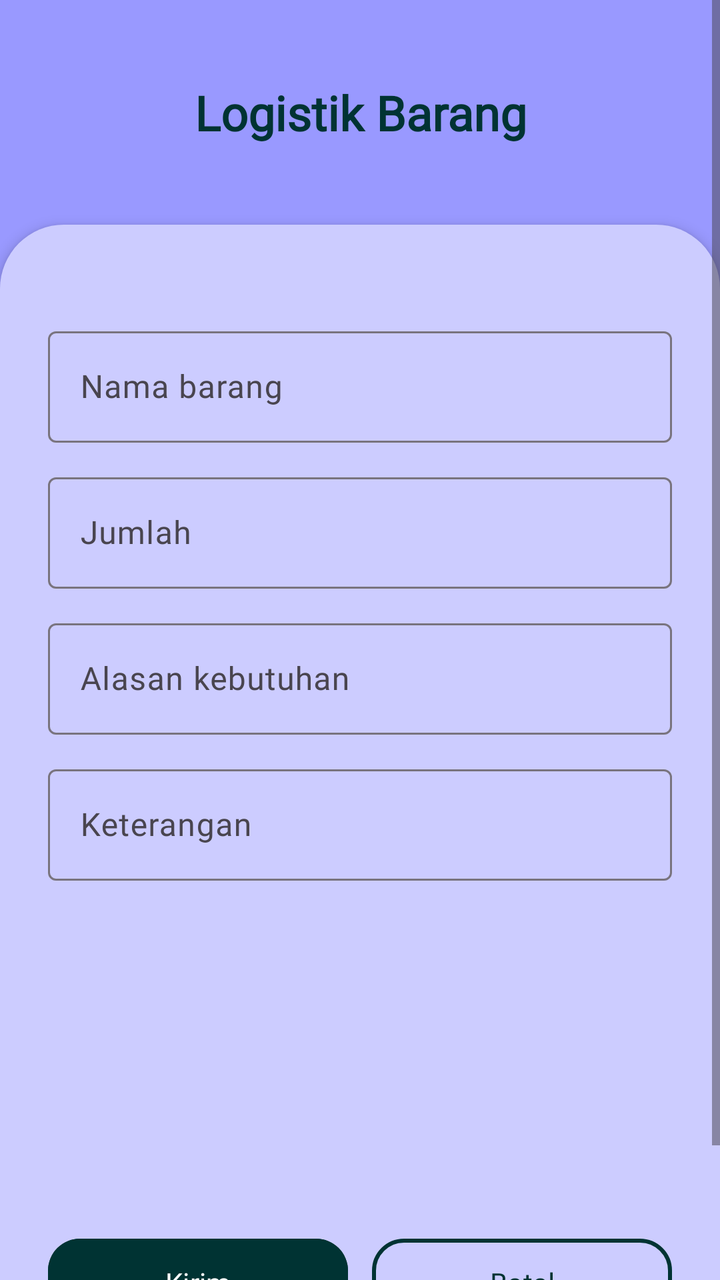
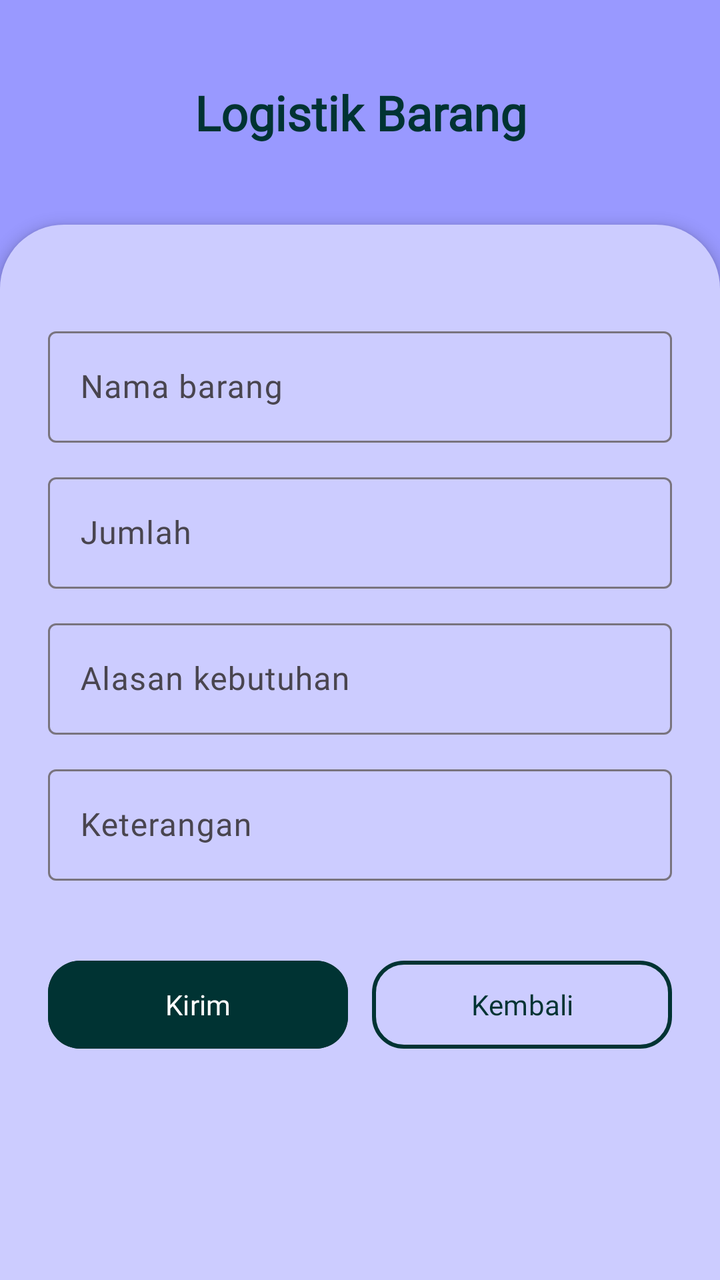

An Android layout rendered at two revisions. The XML below is the earlier revision; the diff shows what the commit changed to produce the second picture.
<!-- AndroidManifest.xml: application theme Theme.Rekraprima -->
<!-- res/layout/karyawan_logistik_barang.xml -->
<?xml version="1.0" encoding="utf-8"?>
<ScrollView xmlns:android="http://schemas.android.com/apk/res/android"
  xmlns:app="http://schemas.android.com/apk/res-auto"
  android:layout_width="match_parent"
  android:layout_height="match_parent"
  android:fillViewport="true"
  android:background="@color/pastel_blue">

  <LinearLayout
    android:layout_width="match_parent"
    android:layout_height="wrap_content"
    android:orientation="vertical"
    >

    <TextView
      android:layout_width="match_parent"
      android:layout_height="wrap_content"
      android:layout_marginTop="40dp"
      android:layout_marginBottom="40dp"
      android:fontFamily="@font/inter_extrabold"
      android:gravity="center"
      android:text="Logistik Barang"
      android:textColor="@color/dark_green"
      android:textSize="24sp"
      android:textStyle="bold" />

    <LinearLayout
      android:layout_width="match_parent"
      android:layout_height="match_parent"
      android:background="@drawable/curve_bg"
      android:orientation="vertical"
      android:padding="24dp"
      android:elevation="4dp">

      <com.google.android.material.textfield.TextInputLayout
        android:layout_width="match_parent"
        android:layout_height="wrap_content"
        android:layout_marginTop="24dp"
        android:hint="Nama barang">

        <com.google.android.material.textfield.TextInputEditText
          android:id="@+id/txtTujuanDinas"
          android:layout_width="match_parent"
          android:layout_height="wrap_content"
          android:alpha="140"
          android:fontFamily="@font/inter" />
      </com.google.android.material.textfield.TextInputLayout>

      <com.google.android.material.textfield.TextInputLayout
        android:layout_width="match_parent"
        android:layout_height="wrap_content"
        android:layout_marginTop="12dp"
        android:hint="Jumlah">

        <com.google.android.material.textfield.TextInputEditText
          android:id="@+id/txtKeberangkatan"
          android:layout_width="match_parent"
          android:layout_height="wrap_content"
          android:alpha="140"
          android:fontFamily="@font/inter" />
      </com.google.android.material.textfield.TextInputLayout>

      <com.google.android.material.textfield.TextInputLayout
        android:layout_width="match_parent"
        android:layout_height="wrap_content"
        android:layout_marginTop="12dp"
        android:hint="Alasan kebutuhan">

        <com.google.android.material.textfield.TextInputEditText
          android:id="@+id/txtKembali"
          android:layout_width="match_parent"
          android:layout_height="wrap_content"
          android:alpha="140"
          android:fontFamily="@font/inter" />
      </com.google.android.material.textfield.TextInputLayout>

      <com.google.android.material.textfield.TextInputLayout
        android:layout_width="match_parent"
        android:layout_height="200dp"
        android:layout_marginTop="12dp"
        android:hint="Keterangan">
        <com.google.android.material.textfield.TextInputEditText
          android:id="@+id/txtAgenda"
          android:layout_width="match_parent"
          android:layout_height="wrap_content"
          android:alpha="140"
          android:fontFamily="@font/inter" />

      </com.google.android.material.textfield.TextInputLayout>

      <LinearLayout
        android:layout_width="match_parent"
        android:layout_height="wrap_content"
        android:layout_marginTop="36dp"
        android:layout_marginBottom="24dp"
        android:orientation="horizontal">

        <com.google.android.material.button.MaterialButton
          android:id="@+id/btnPenomeranDokumen"
          android:layout_width="0dp"
          android:layout_height="52dp"
          android:layout_weight="1"
          android:backgroundTint="@color/dark_green"
          android:fontFamily="@font/inter_semibold"
          android:text="Kirim"
          android:textAllCaps="false"
          android:textColor="@color/white"
          app:cornerRadius="16dp" />

        <Space
          android:layout_width="12dp"
          android:layout_height="1dp" />

        <com.google.android.material.button.MaterialButton
          android:id="@+id/btnPengajuanPerjalananDinas"
          android:layout_width="0dp"
          android:layout_height="52dp"
          android:layout_weight="1"
          android:backgroundTint="@color/powder_blue"
          android:text="Batal"
          android:textColor="@color/dark_green"
          android:fontFamily="@font/inter_semibold"
          app:cornerRadius="16dp"
          app:strokeColor="@color/dark_green"
          app:strokeWidth="2dp" />

      </LinearLayout>
    </LinearLayout>
  </LinearLayout>
</ScrollView>
<!-- resources referenced by this layout -->
<resources>
  <color name="dark_green">#003333</color>
  <color name="pastel_blue">#9999FF</color>
  <color name="powder_blue">#CCCCFF</color>
  <color name="white">#FFFFFF</color>
  <!-- drawable curve_bg (drawable) -->
  <?xml version="1.0" encoding="utf-8"?>
  <shape xmlns:android="http://schemas.android.com/apk/res/android">
    <solid android:color="@color/powder_blue" />
    <corners
      android:topLeftRadius="32dp"
      android:topRightRadius="32dp" />
  </shape>
  <style name="Theme.Rekraprima" parent="Base.Theme.Rekraprima" />
  <style name="Base.Theme.Rekraprima" parent="Theme.Material3.DayNight.NoActionBar">
          
          
      </style>
</resources>

<!-- the commit's change to res/layout/karyawan_logistik_barang.xml (unified diff, before → after) -->
@@ -39,7 +39,7 @@
         android:hint="Nama barang">
 
         <com.google.android.material.textfield.TextInputEditText
-          android:id="@+id/txtTujuanDinas"
+          android:id="@+id/txtJudul"
           android:layout_width="match_parent"
           android:layout_height="wrap_content"
           android:alpha="140"
@@ -53,7 +53,7 @@
         android:hint="Jumlah">
 
         <com.google.android.material.textfield.TextInputEditText
-          android:id="@+id/txtKeberangkatan"
+          android:id="@+id/txtTanggal"
           android:layout_width="match_parent"
           android:layout_height="wrap_content"
           android:alpha="140"
@@ -67,7 +67,7 @@
         android:hint="Alasan kebutuhan">
 
         <com.google.android.material.textfield.TextInputEditText
-          android:id="@+id/txtKembali"
+          android:id="@+id/txtJenis"
           android:layout_width="match_parent"
           android:layout_height="wrap_content"
           android:alpha="140"
@@ -76,11 +76,11 @@
 
       <com.google.android.material.textfield.TextInputLayout
         android:layout_width="match_parent"
-        android:layout_height="200dp"
+        android:layout_height="wrap_content"
         android:layout_marginTop="12dp"
         android:hint="Keterangan">
         <com.google.android.material.textfield.TextInputEditText
-          android:id="@+id/txtAgenda"
+          android:id="@+id/txtPerihal"
           android:layout_width="match_parent"
           android:layout_height="wrap_content"
           android:alpha="140"
@@ -96,7 +96,7 @@
         android:orientation="horizontal">
 
         <com.google.android.material.button.MaterialButton
-          android:id="@+id/btnPenomeranDokumen"
+          android:id="@+id/btnKirim"
           android:layout_width="0dp"
           android:layout_height="52dp"
           android:layout_weight="1"
@@ -112,14 +112,14 @@
           android:layout_height="1dp" />
 
         <com.google.android.material.button.MaterialButton
-          android:id="@+id/btnPengajuanPerjalananDinas"
+          android:id="@+id/btnKembali"
           android:layout_width="0dp"
           android:layout_height="52dp"
           android:layout_weight="1"
           android:backgroundTint="@color/powder_blue"
-          android:text="Batal"
+          android:fontFamily="@font/inter_semibold"
+          android:text="Kembali"
           android:textColor="@color/dark_green"
-          android:fontFamily="@font/inter_semibold"
           app:cornerRadius="16dp"
           app:strokeColor="@color/dark_green"
           app:strokeWidth="2dp" />
